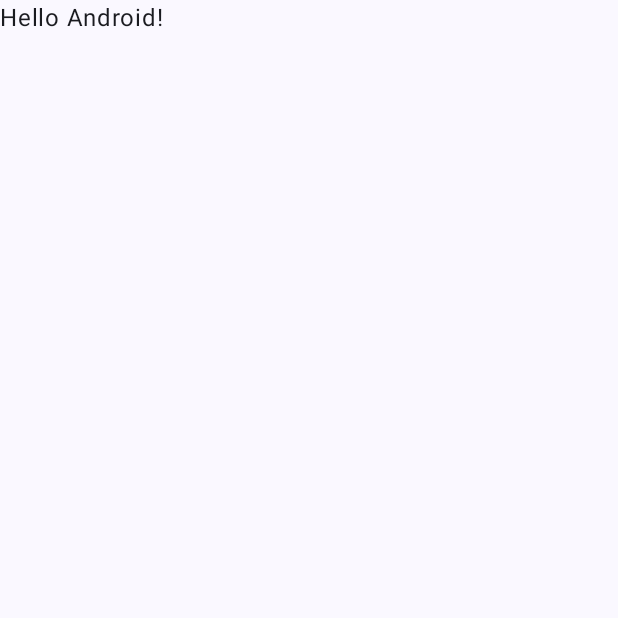
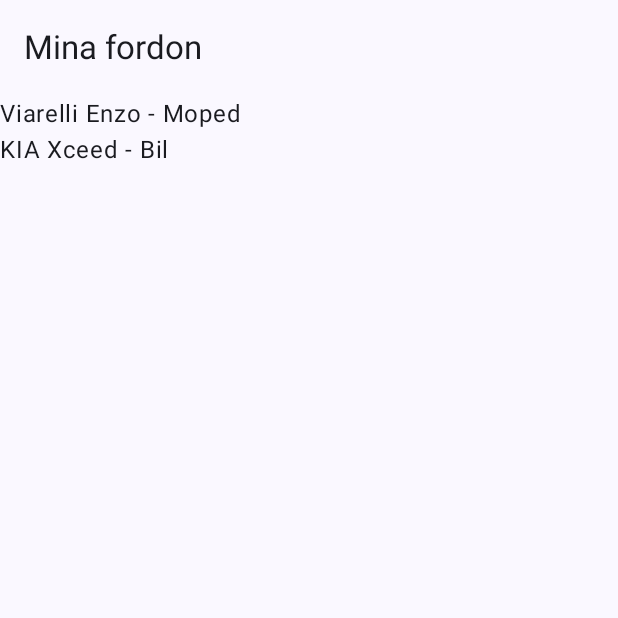
Before and after one commit to tommypstark/mina-fordon-android, an Android app built with Jetpack Compose: the screen it shows after launch (MainActivity), on a phone screen of 412 x 824 dp, the top half of it. Before the commit the part shown is almost empty. Run offline under Robolectric (Android 15) with nearby library versions, the phone set to English and light mode, and no system bars.

Commit message:
Add vehicle screen with ViewModel

```diff
--- a/app/build.gradle.kts
+++ b/app/build.gradle.kts
@@ -45,6 +45,7 @@ dependencies {
     implementation(libs.androidx.compose.ui.tooling.preview)
     implementation(libs.androidx.core.ktx)
     implementation(libs.androidx.lifecycle.runtime.ktx)
+    implementation(libs.androidx.material3)
     testImplementation(libs.junit)
     androidTestImplementation(platform(libs.androidx.compose.bom))
     androidTestImplementation(libs.androidx.compose.ui.test.junit4)
@@ -52,4 +53,5 @@ dependencies {
     androidTestImplementation(libs.androidx.junit)
     debugImplementation(libs.androidx.compose.ui.test.manifest)
     debugImplementation(libs.androidx.compose.ui.tooling)
+    implementation(libs.androidx.lifecycle.viewmodel.compose)
 }
--- a/app/src/main/java/com/example/minafordon/MainActivity.kt
+++ b/app/src/main/java/com/example/minafordon/MainActivity.kt
@@ -1,17 +1,35 @@
 package com.example.minafordon
 
+import android.annotation.SuppressLint
 import android.os.Bundle
 import androidx.activity.ComponentActivity
 import androidx.activity.compose.setContent
 import androidx.activity.enableEdgeToEdge
-import androidx.compose.foundation.layout.fillMaxSize
+import androidx.compose.foundation.layout.Column
 import androidx.compose.foundation.layout.padding
+import androidx.compose.foundation.lazy.LazyColumn
+import androidx.compose.foundation.lazy.items
+import androidx.compose.material3.ExperimentalMaterial3Api
 import androidx.compose.material3.Scaffold
 import androidx.compose.material3.Text
+import androidx.compose.material3.TopAppBar
 import androidx.compose.runtime.Composable
 import androidx.compose.ui.Modifier
 import androidx.compose.ui.tooling.preview.Preview
+import androidx.lifecycle.viewmodel.compose.viewModel
 import com.example.minafordon.ui.theme.MinaFordonTheme
+
+data class Vehicle(
+    val id: Int,
+    val name: String,
+    val type: String,
+    val serviceDone: Boolean = false
+)
+
+val startVehicles = listOf(
+    Vehicle(1, "Viarelli Enzo", "Moped"),
+    Vehicle(2, "KIA Xceed", "Bil", true)
+)
 
 class MainActivity : ComponentActivity() {
     override fun onCreate(savedInstanceState: Bundle?) {
@@ -19,29 +37,41 @@ class MainActivity : ComponentActivity() {
         enableEdgeToEdge()
         setContent {
             MinaFordonTheme {
-                Scaffold(modifier = Modifier.fillMaxSize()) { innerPadding ->
-                    Greeting(
-                        name = "Android",
-                        modifier = Modifier.padding(innerPadding)
-                    )
+                VehicleScreen()
+            }
+        }
+    }
+}
+
+@OptIn(ExperimentalMaterial3Api::class)
+@Composable
+fun VehicleScreen(viewModel: VehicleViewModel = viewModel()) {
+    val state = viewModel.uiState
+
+    Scaffold(
+        topBar = {
+            TopAppBar(
+                   title = { Text("Mina fordon") }
+            )
+        }
+    ) { innerPadding ->
+        Column(
+            modifier = Modifier.padding(innerPadding)
+        ) {
+            LazyColumn {
+                items(state.vehicles) { vehicle ->
+                    Text(text = "${vehicle.name} - ${vehicle.type}")
                 }
             }
         }
     }
 }
 
-@Composable
-fun Greeting(name: String, modifier: Modifier = Modifier) {
-    Text(
-        text = "Hello $name!",
-        modifier = modifier
-    )
-}
-
+@SuppressLint("ViewModelConstructorInComposable")
 @Preview(showBackground = true)
 @Composable
-fun GreetingPreview() {
+fun VehicleScreenPreview() {
     MinaFordonTheme {
-        Greeting("Android")
+        VehicleScreen(viewModel = VehicleViewModel())
     }
 }
--- /dev/null
+++ b/app/src/main/java/com/example/minafordon/VehicleViewModel.kt
@@ -0,0 +1,16 @@
+package com.example.minafordon
+
+import androidx.compose.runtime.getValue
+import androidx.compose.runtime.mutableStateOf
+import androidx.compose.runtime.setValue
+import androidx.lifecycle.ViewModel
+
+data class VehicleUiState(
+    val newName: String = "",
+    val vehicles: List<Vehicle> = startVehicles
+)
+
+class VehicleViewModel : ViewModel() {
+    var uiState by mutableStateOf(VehicleUiState())
+        private set
+}
--- a/gradle/libs.versions.toml
+++ b/gradle/libs.versions.toml
@@ -8,9 +8,11 @@ lifecycleRuntimeKtx = "2.11.0"
 activityCompose = "1.13.0"
 kotlin = "2.2.10"
 composeBom = "2026.02.01"
+material3 = "1.4.0"
 
 [libraries]
 androidx-core-ktx = { group = "androidx.core", name = "core-ktx", version.ref = "coreKtx" }
+androidx-lifecycle-viewmodel-compose = { module = "androidx.lifecycle:lifecycle-viewmodel-compose", version.ref = "lifecycleRuntimeKtx" }
 junit = { group = "junit", name = "junit", version.ref = "junit" }
 androidx-junit = { group = "androidx.test.ext", name = "junit", version.ref = "junitVersion" }
 androidx-espresso-core = { group = "androidx.test.espresso", name = "espresso-core", version.ref = "espressoCore" }
@@ -24,6 +26,7 @@ androidx-compose-ui-tooling-preview = { group = "androidx.compose.ui", name = "u
 androidx-compose-ui-test-manifest = { group = "androidx.compose.ui", name = "ui-test-manifest" }
 androidx-compose-ui-test-junit4 = { group = "androidx.compose.ui", name = "ui-test-junit4" }
 androidx-compose-material3 = { group = "androidx.compose.material3", name = "material3" }
+androidx-material3 = { group = "androidx.compose.material3", name = "material3", version.ref = "material3" }
 
 [plugins]
 android-application = { id = "com.android.application", version.ref = "agp" }
```
